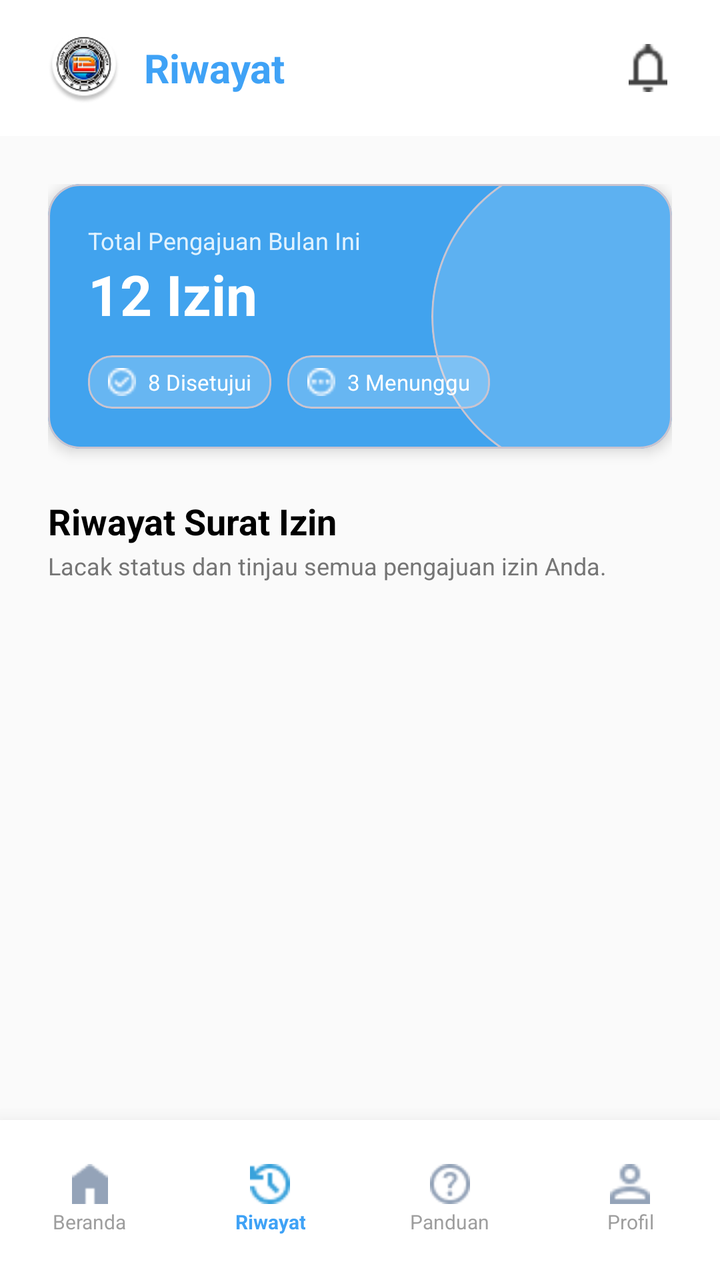
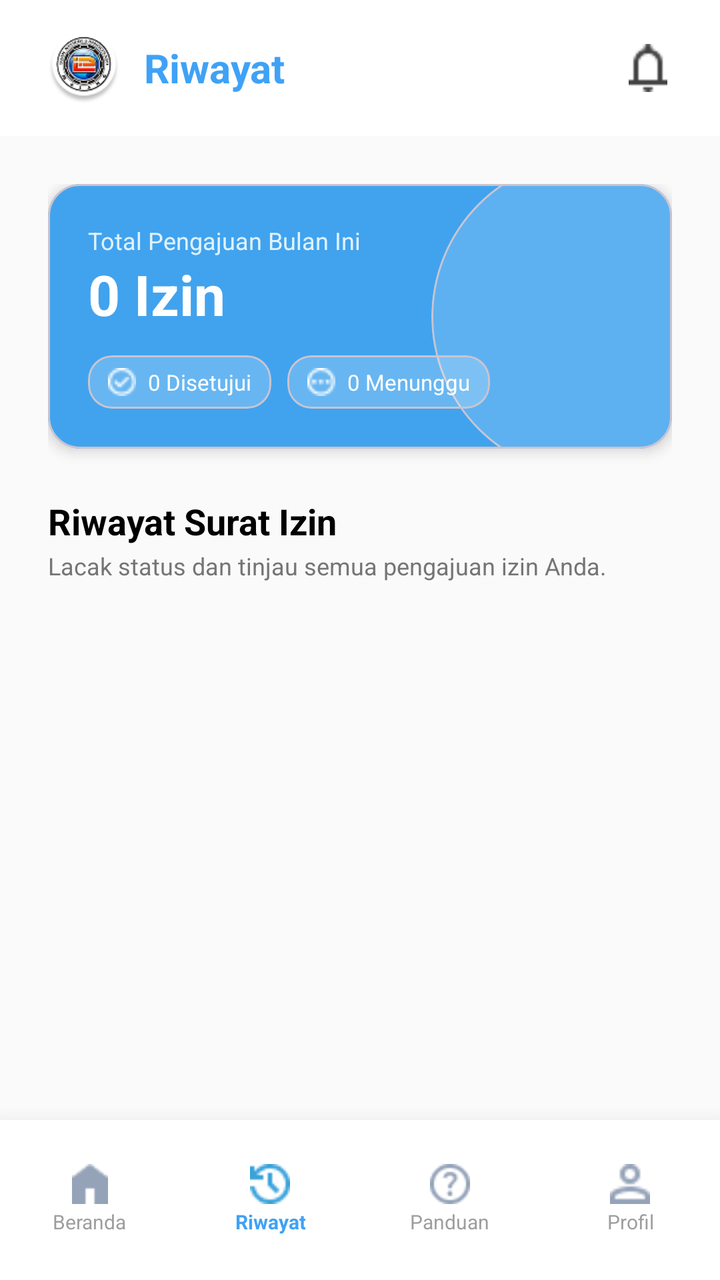

Screens rendered from an Android XML layout before and after an edit, with the pre-edit source and the edit as a unified diff.
<!-- AndroidManifest.xml: application theme Theme.AndroidELetter -->
<!-- res/layout/halaman_riwayat_siswa.xml -->
<?xml version="1.0" encoding="utf-8"?>
<androidx.constraintlayout.widget.ConstraintLayout xmlns:android="http://schemas.android.com/apk/res/android"
    xmlns:app="http://schemas.android.com/apk/res-auto"
    xmlns:tools="http://schemas.android.com/tools"
    android:layout_width="match_parent"
    android:layout_height="match_parent"
    android:background="#FAFAFA"
    tools:context=".halaman_riwayat_siswa">

    
    <LinearLayout
        android:id="@+id/header_layout"
        android:layout_width="match_parent"
        android:layout_height="wrap_content"
        android:background="@color/white"
        android:gravity="center_vertical"
        android:orientation="horizontal"
        android:paddingHorizontal="24dp"
        android:paddingVertical="16dp"
        app:layout_constraintTop_toTopOf="parent">

        <ImageView
            android:layout_width="36dp"
            android:layout_height="36dp"
            android:src="@drawable/logo_smk" />

        <TextView
            android:layout_width="0dp"
            android:layout_height="wrap_content"
            android:layout_marginStart="12dp"
            android:layout_weight="1"
            android:text="Riwayat"
            android:textColor="#3FA2F6"
            android:textSize="20sp"
            android:textStyle="bold" />

        <ImageView
            android:layout_width="24dp"
            android:layout_height="24dp"
            android:src="@drawable/logo_notifikasi"
            app:tint="#424242" />
    </LinearLayout>

    
    <androidx.core.widget.NestedScrollView
        android:layout_width="match_parent"
        android:layout_height="0dp"
        android:clipToPadding="false"
        android:paddingBottom="24dp"
        android:scrollbars="none"
        app:layout_constraintBottom_toTopOf="@+id/bottom_nav"
        app:layout_constraintTop_toBottomOf="@+id/header_layout">

        <LinearLayout
            android:layout_width="match_parent"
            android:layout_height="wrap_content"
            android:orientation="vertical"
            android:paddingHorizontal="24dp"
            android:paddingTop="24dp">

            
            <com.google.android.material.card.MaterialCardView
                android:layout_width="match_parent"
                android:layout_height="wrap_content"
                android:layout_marginBottom="24dp"
                app:cardBackgroundColor="#41A3EE"
                app:cardCornerRadius="16dp"
                app:cardElevation="4dp">

                <RelativeLayout
                    android:layout_width="match_parent"
                    android:layout_height="wrap_content"
                    android:clipChildren="true">

                    
                    <com.google.android.material.card.MaterialCardView
                        android:layout_width="160dp"
                        android:layout_height="160dp"
                        android:layout_alignParentEnd="true"
                        android:layout_centerVertical="true"
                        android:layout_marginEnd="-40dp"
                        android:layout_marginBottom="-40dp"
                        app:cardBackgroundColor="#26FFFFFF"
                        app:cardCornerRadius="80dp"
                        app:cardElevation="0dp" />

                    
                    <LinearLayout
                        android:layout_width="match_parent"
                        android:layout_height="wrap_content"
                        android:orientation="vertical"
                        android:padding="20dp">

                        <TextView
                            android:layout_width="wrap_content"
                            android:layout_height="wrap_content"
                            android:text="Total Pengajuan Bulan Ini"
                            android:textColor="#E0F2FE"
                            android:textSize="12sp" />

                        <TextView
                            android:layout_width="wrap_content"
                            android:layout_height="wrap_content"
                            android:text="12 Izin"
                            android:textColor="@color/white"
                            android:textSize="28sp"
                            android:textStyle="bold" />

                        
                        <LinearLayout
                            android:layout_width="match_parent"
                            android:layout_height="wrap_content"
                            android:layout_marginTop="12dp"
                            android:orientation="horizontal">

                            
                            <com.google.android.material.card.MaterialCardView
                                android:layout_width="wrap_content"
                                android:layout_height="wrap_content"
                                android:layout_marginEnd="8dp"
                                app:cardBackgroundColor="#33FFFFFF"
                                app:cardCornerRadius="12dp"
                                app:cardElevation="0dp">
                                <LinearLayout
                                    android:layout_width="wrap_content"
                                    android:layout_height="wrap_content"
                                    android:gravity="center_vertical"
                                    android:orientation="horizontal"
                                    android:paddingHorizontal="10dp"
                                    android:paddingVertical="6dp">
                                    <ImageView
                                        android:layout_width="14dp"
                                        android:layout_height="14dp"
                                        android:src="@drawable/icon_disetujui_riwayat" />
                                    <TextView
                                        android:layout_width="wrap_content"
                                        android:layout_height="wrap_content"
                                        android:layout_marginStart="6dp"
                                        android:text="8 Disetujui"
                                        android:textColor="@color/white"
                                        android:textSize="11sp" />
                                </LinearLayout>
                            </com.google.android.material.card.MaterialCardView>

                            
                            <com.google.android.material.card.MaterialCardView
                                android:layout_width="wrap_content"
                                android:layout_height="wrap_content"
                                app:cardBackgroundColor="#33FFFFFF"
                                app:cardCornerRadius="12dp"
                                app:cardElevation="0dp">
                                <LinearLayout
                                    android:layout_width="wrap_content"
                                    android:layout_height="wrap_content"
                                    android:gravity="center_vertical"
                                    android:orientation="horizontal"
                                    android:paddingHorizontal="10dp"
                                    android:paddingVertical="6dp">
                                    <ImageView
                                        android:layout_width="14dp"
                                        android:layout_height="14dp"
                                        android:src="@drawable/icon_menunggu_riwayat" />
                                    <TextView
                                        android:layout_width="wrap_content"
                                        android:layout_height="wrap_content"
                                        android:layout_marginStart="6dp"
                                        android:text="3 Menunggu"
                                        android:textColor="@color/white"
                                        android:textSize="11sp" />
                                </LinearLayout>
                            </com.google.android.material.card.MaterialCardView>

                        </LinearLayout>
                    </LinearLayout>
                </RelativeLayout>
            </com.google.android.material.card.MaterialCardView>

            
            <TextView
                android:layout_width="wrap_content"
                android:layout_height="wrap_content"
                android:text="Riwayat Surat Izin"
                android:textColor="@android:color/black"
                android:textSize="18sp"
                android:textStyle="bold" />

            <TextView
                android:layout_width="wrap_content"
                android:layout_height="wrap_content"
                android:layout_marginTop="2dp"
                android:layout_marginBottom="16dp"
                android:text="Lacak status dan tinjau semua pengajuan izin Anda."
                android:textColor="#757575"
                android:textSize="12sp" />

            
            <androidx.recyclerview.widget.RecyclerView
                android:id="@+id/rv_riwayat"
                android:layout_width="match_parent"
                android:layout_height="wrap_content"
                android:nestedScrollingEnabled="false"
                tools:listitem="@layout/item_riwayat" />

        </LinearLayout>
    </androidx.core.widget.NestedScrollView>

    
    <LinearLayout
        android:id="@+id/bottom_nav"
        android:layout_width="match_parent"
        android:layout_height="80dp"
        android:background="@color/white"
        android:elevation="16dp"
        android:gravity="center_vertical"
        android:orientation="horizontal"
        android:baselineAligned="false"
        app:layout_constraintBottom_toBottomOf="parent">

        
        <LinearLayout
            android:id="@+id/nav_beranda"
            android:layout_width="0dp"
            android:layout_height="wrap_content"
            android:layout_weight="1"
            android:gravity="center"
            android:orientation="vertical">
            <ImageView android:layout_width="20dp" android:layout_height="20dp" android:src="@drawable/icon_beranda_new" />
            <TextView android:layout_width="wrap_content" android:layout_height="wrap_content" android:gravity="center" android:layout_marginTop="2dp" android:text="Beranda" android:textColor="#9E9E9E" android:textSize="10sp" />
        </LinearLayout>

        
        <LinearLayout
            android:layout_width="0dp"
            android:layout_height="wrap_content"
            android:layout_weight="1"
            android:gravity="center"
            android:orientation="vertical">
            <ImageView android:layout_width="20dp" android:layout_height="20dp" android:src="@drawable/icon_riwayat_biru_new" />
            <TextView android:layout_width="wrap_content" android:layout_height="wrap_content" android:gravity="center" android:layout_marginTop="2dp" android:text="Riwayat" android:textColor="#3FA2F6" android:textSize="10sp" android:textStyle="bold" />
        </LinearLayout>

        
        <LinearLayout
            android:id="@+id/nav_panduan"
            android:layout_width="0dp"
            android:layout_height="wrap_content"
            android:layout_weight="1"
            android:gravity="center"
            android:orientation="vertical">
            <ImageView android:layout_width="20dp" android:layout_height="20dp" android:src="@drawable/icon_panduan_new" />
            <TextView android:layout_width="wrap_content" android:layout_height="wrap_content" android:gravity="center" android:layout_marginTop="2dp" android:text="Panduan" android:textColor="#9E9E9E" android:textSize="10sp" />
        </LinearLayout>

        
        <LinearLayout
            android:id="@+id/nav_profil"
            android:layout_width="0dp"
            android:layout_height="wrap_content"
            android:layout_weight="1"
            android:gravity="center"
            android:orientation="vertical">
            <ImageView android:layout_width="20dp" android:layout_height="20dp" android:src="@drawable/icon_profil_new" />
            <TextView android:layout_width="wrap_content" android:layout_height="wrap_content" android:gravity="center" android:layout_marginTop="2dp" android:text="Profil" android:textColor="#9E9E9E" android:textSize="10sp" />
        </LinearLayout>
    </LinearLayout>

</androidx.constraintlayout.widget.ConstraintLayout>
<!-- res/layout/item_riwayat.xml (included above) -->
<?xml version="1.0" encoding="utf-8"?>
<com.google.android.material.card.MaterialCardView xmlns:android="http://schemas.android.com/apk/res/android"
    xmlns:app="http://schemas.android.com/apk/res-auto"
    android:layout_width="match_parent"
    android:layout_height="wrap_content"
    android:layout_marginBottom="12dp"
    app:cardBackgroundColor="@color/white"
    app:cardCornerRadius="12dp"
    app:cardElevation="0dp"
    app:strokeColor="#F0F0F0"
    app:strokeWidth="1dp">

    <LinearLayout
        android:layout_width="match_parent"
        android:layout_height="wrap_content"
        android:gravity="center_vertical"
        android:orientation="horizontal"
        android:padding="16dp">

        <com.google.android.material.card.MaterialCardView
            android:id="@+id/cv_icon_bg"
            android:layout_width="40dp"
            android:layout_height="40dp"
            app:cardBackgroundColor="#E3F2FD"
            app:cardCornerRadius="12dp"
            app:cardElevation="0dp">
            <ImageView
                android:id="@+id/iv_icon_surat"
                android:layout_width="15dp"
                android:layout_height="15dp"
                android:layout_gravity="center"
                android:src="@drawable/icon_surat_izin_masuk"
                app:tint="#2196F3" />
        </com.google.android.material.card.MaterialCardView>

        <LinearLayout
            android:layout_width="0dp"
            android:layout_height="wrap_content"
            android:layout_marginStart="12dp"
            android:layout_weight="1"
            android:orientation="vertical">
            <TextView
                android:id="@+id/tv_jenis_surat"
                android:layout_width="wrap_content"
                android:layout_height="wrap_content"
                android:text="Jenis Surat"
                android:textColor="@android:color/black"
                android:textSize="14sp"
                android:textStyle="bold" />
            <LinearLayout
                android:layout_width="match_parent"
                android:layout_height="wrap_content"
                android:layout_marginTop="4dp"
                android:gravity="center_vertical"
                android:orientation="horizontal">
                <ImageView android:layout_width="12dp" android:layout_height="12dp" android:src="@drawable/tanggal_riwayat" />
                <TextView
                    android:id="@+id/tv_tanggal_judul"
                    android:layout_width="wrap_content"
                    android:layout_height="wrap_content"
                    android:layout_marginStart="4dp"
                    android:text="Tanggal • Judul"
                    android:textColor="#757575"
                    android:textSize="11sp" />
            </LinearLayout>
        </LinearLayout>

        <ImageView android:layout_width="16dp" android:layout_height="16dp" android:src="@drawable/icon_panah_kanan" app:tint="#3FA2F6" />
    </LinearLayout>
</com.google.android.material.card.MaterialCardView>
<!-- resources referenced by this layout -->
<resources>
  <color name="white">#FFFFFFFF</color>
  <!-- drawable icon_beranda_new: png bitmap (drawable, 323 bytes) -->
  <!-- drawable icon_disetujui_riwayat: png bitmap (drawable, 321 bytes) -->
  <!-- drawable icon_menunggu_riwayat: png bitmap (drawable, 325 bytes) -->
  <!-- drawable icon_panah_kanan: png bitmap (drawable, 277 bytes) -->
  <!-- drawable icon_panduan_new: png bitmap (drawable, 780 bytes) -->
  <!-- drawable icon_profil_new: png bitmap (drawable, 499 bytes) -->
  <!-- drawable icon_riwayat_biru_new: png bitmap (drawable, 633 bytes) -->
  <!-- drawable icon_surat_izin_masuk: png bitmap (drawable, 494 bytes) -->
  <!-- drawable logo_notifikasi: png bitmap (drawable, 407 bytes) -->
  <!-- drawable logo_smk: png bitmap (drawable, 7987 bytes) -->
  <!-- drawable tanggal_riwayat: png bitmap (drawable, 309 bytes) -->
  <style name="Theme.AndroidELetter" parent="Base.Theme.AndroidELetter" />
  <style name="Base.Theme.AndroidELetter" parent="Theme.Material3.DayNight.NoActionBar">
          
          
      </style>
</resources>

<!-- the commit's change to res/layout/halaman_riwayat_siswa.xml (unified diff, before → after) -->
@@ -99,13 +99,13 @@
                             android:textSize="12sp" />
 
                         <TextView
+                            android:id="@+id/tv_total_bulan_ini"
                             android:layout_width="wrap_content"
                             android:layout_height="wrap_content"
-                            android:text="12 Izin"
+                            android:text="0 Izin"
                             android:textColor="@color/white"
                             android:textSize="28sp"
                             android:textStyle="bold" />
-
                         
                         <LinearLayout
                             android:layout_width="match_parent"
@@ -133,10 +133,11 @@
                                         android:layout_height="14dp"
                                         android:src="@drawable/icon_disetujui_riwayat" />
                                     <TextView
+                                        android:id="@+id/tv_total_disetujui"
                                         android:layout_width="wrap_content"
                                         android:layout_height="wrap_content"
                                         android:layout_marginStart="6dp"
-                                        android:text="8 Disetujui"
+                                        android:text="0 Disetujui"
                                         android:textColor="@color/white"
                                         android:textSize="11sp" />
                                 </LinearLayout>
@@ -161,13 +162,13 @@
                                         android:layout_height="14dp"
                                         android:src="@drawable/icon_menunggu_riwayat" />
                                     <TextView
+                                        android:id="@+id/tv_total_menunggu"
                                         android:layout_width="wrap_content"
                                         android:layout_height="wrap_content"
                                         android:layout_marginStart="6dp"
-                                        android:text="3 Menunggu"
+                                        android:text="0 Menunggu"
                                         android:textColor="@color/white"
-                                        android:textSize="11sp" />
-                                </LinearLayout>
+                                        android:textSize="11sp" />                                </LinearLayout>
                             </com.google.android.material.card.MaterialCardView>
 
                         </LinearLayout>
